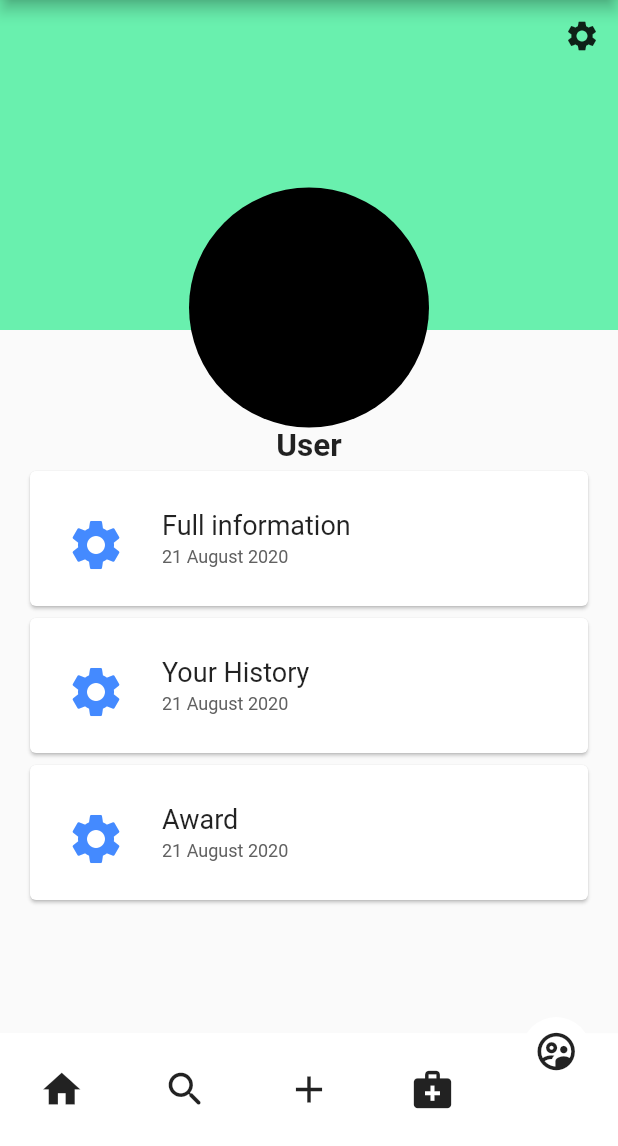
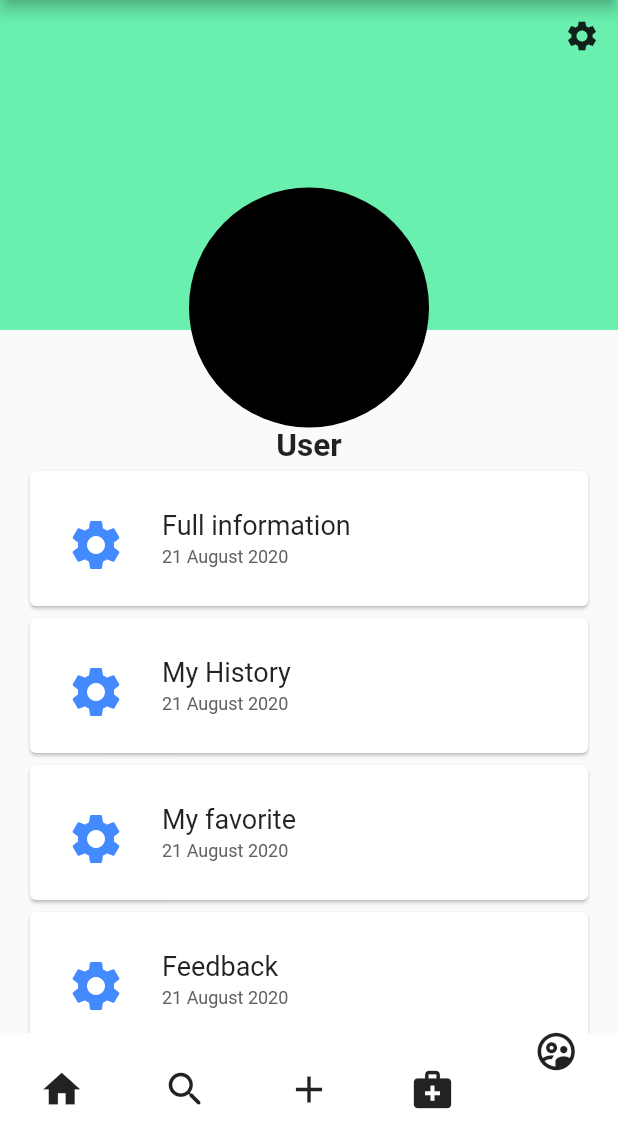
Before and after one commit to tvminh19/MeDo, a Flutter app: the screen it shows after launch, item 5 of the bottom bar chosen, on a phone screen of 412 x 824 dp, the part 90-1236 px from its top. Run offline on Flutter 3.47's test engine with Material 2 defaults, Android fonts, the light colour scheme and no system bars; drawn by our look-alikes of curved_navigation_bar; our stand-ins replace carousel_slider.

```diff
--- a/lib/personal/personal.dart
+++ b/lib/personal/personal.dart
@@ -27,8 +27,15 @@ class _MyPersonalState extends State<MyPersonal> {
               physics: const NeverScrollableScrollPhysics(),
               children: const <Widget>[
                 CardItem(title: 'Full information'),
-                CardItem(title: 'Your History',),
-                CardItem(title: 'Award',),
+                CardItem(
+                  title: 'My History',
+                ),
+                CardItem(
+                  title: 'My favorite',
+                ),
+                CardItem(
+                  title: 'Feedback',
+                ),
               ],
             )
           ],
```
Also changed, not shown: lib/personal/components/user_model.dart (added, +10 -0 lines).
